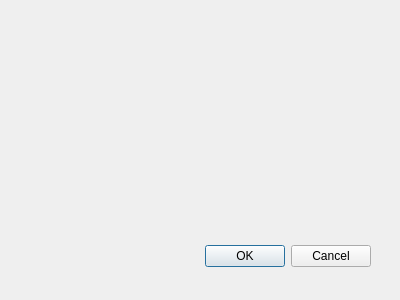
Above: databasedialog.ui from MikPak/MD5-generator before the change. Below: the same form after it.
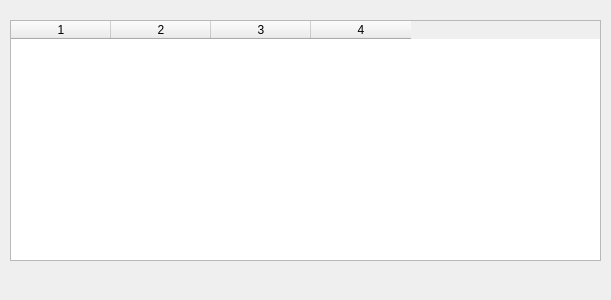
That is the form after the change.

Diff of the .ui file:
```diff
--- a/databasedialog.ui
+++ b/databasedialog.ui
@@ -8,28 +8,51 @@
    <rect>
     <x>0</x>
     <y>0</y>
-    <width>400</width>
+    <width>611</width>
     <height>300</height>
    </rect>
   </property>
   <property name="windowTitle">
    <string>Dialog</string>
   </property>
-  <widget name="buttonBox" class="QDialogButtonBox">
+  <widget class="QFrame" name="frame">
    <property name="geometry">
     <rect>
-     <x>30</x>
-     <y>240</y>
-     <width>341</width>
-     <height>32</height>
+     <x>10</x>
+     <y>20</y>
+     <width>591</width>
+     <height>241</height>
     </rect>
    </property>
-   <property name="orientation">
-    <enum>Qt::Horizontal</enum>
+   <property name="frameShape">
+    <enum>QFrame::StyledPanel</enum>
    </property>
-   <property name="standardButtons">
-    <set>QDialogButtonBox::Cancel|QDialogButtonBox::Ok</set>
+   <property name="frameShadow">
+    <enum>QFrame::Raised</enum>
    </property>
+   <widget class="QTableWidget" name="tableWidget">
+    <property name="geometry">
+     <rect>
+      <x>0</x>
+      <y>0</y>
+      <width>591</width>
+      <height>241</height>
+     </rect>
+    </property>
+    <property name="gridStyle">
+     <enum>Qt::SolidLine</enum>
+    </property>
+    <property name="rowCount">
+     <number>0</number>
+    </property>
+    <property name="columnCount">
+     <number>4</number>
+    </property>
+    <column/>
+    <column/>
+    <column/>
+    <column/>
+   </widget>
   </widget>
  </widget>
  <pixmapfunction/>
```
Left out of the diff: 42 changed lines with no effect on the pictures.
